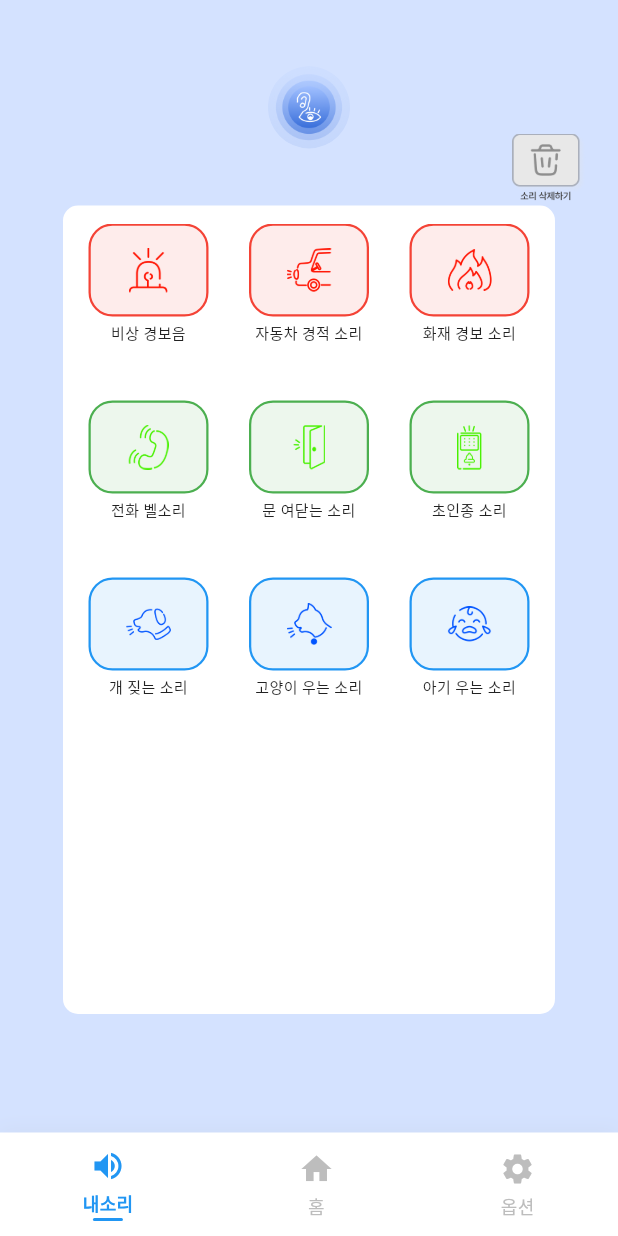
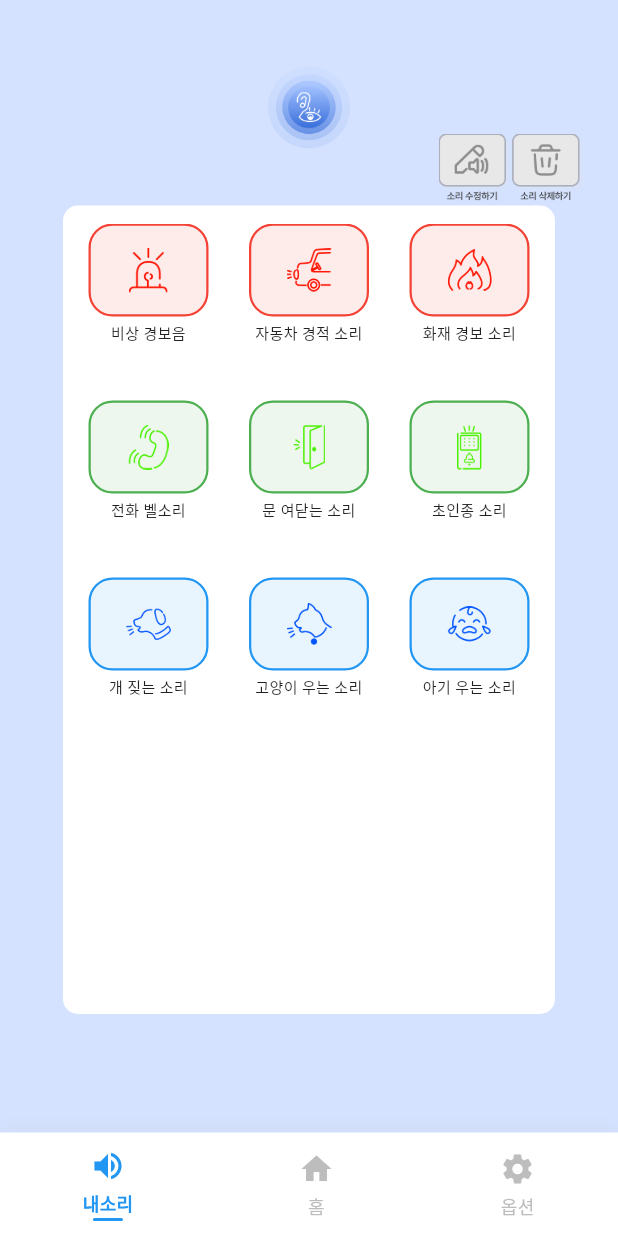
Before and after one commit to 2025-HSU-Team/Frontend, a Flutter app: the DeleteScreen screen opened directly, on a phone screen of 412 x 824 dp. Run offline on Flutter 3.47's test engine with Material 3 defaults, Android fonts, the phone set to English and light mode, and no system bars; our stand-ins replace permission_handler; missing offline and left inert: flutter_sound, record.

Commit message:
Feat: 수정하기 버튼 delete_screen, basic_screen에 적용

```diff
--- a/lib/custom/delete_screen.dart
+++ b/lib/custom/delete_screen.dart
@@ -41,6 +41,17 @@ class DeleteScreen extends StatelessWidget {
             ),
           ),
 
+          //수정하기
+          Positioned(
+            top: 89,
+            right: 70,
+            child: Image.asset(
+              'assets/images/fix.png',
+              width: 50,
+              height: 45,
+              fit: BoxFit.contain,
+            ),
+          ),
 
           //쓰레기통 밑 흰 박스
           Positioned(
--- a/pubspec.yaml
+++ b/pubspec.yaml
@@ -77,6 +77,7 @@ flutter:
     - assets/images/kakao.png
     - assets/images/basic.png
     - assets/images/trashcan.png
+    - assets/images/fix.png
     - assets/images/emergency.png
     - assets/images/carsound.png
     - assets/images/fire.png
```
Also changed, not shown: lib/custom/basic_screen.dart (+13 -1 lines), assets/images/fix.png (added).
